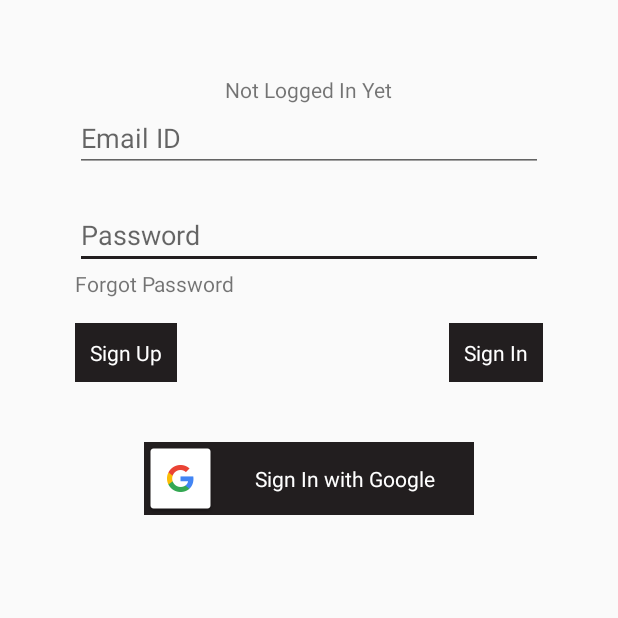
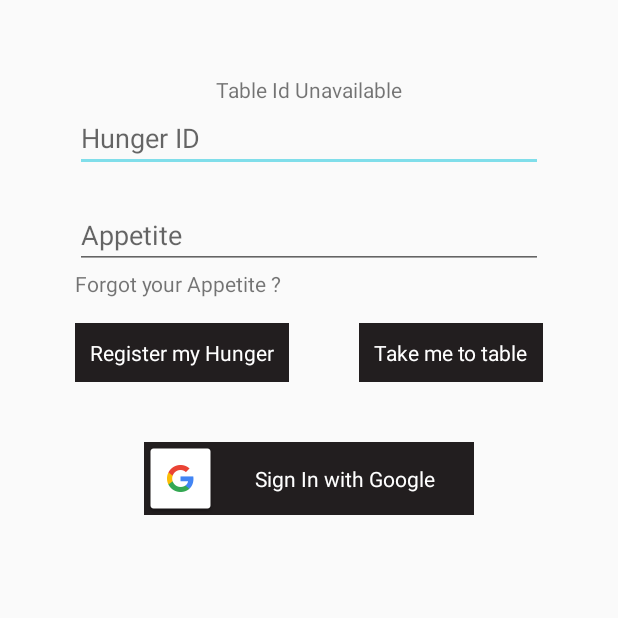
Before and after one commit to Girish-Mehta/Ale, an Android app: the screen it shows after launch (EmailPasswordActivity), on a phone screen of 412 x 824 dp, the top half of it. Run offline under Robolectric (Android 15) with nearby library versions, the phone set to English and light mode, and no system bars; our stand-ins replace Firebase (no records; nobody signed in at launch, a user with empty details on screens opened directly).

Commit message:
Added CardView & changed designs.

```diff
--- a/build.gradle
+++ b/build.gradle
@@ -5,7 +5,7 @@ android {
     buildToolsVersion "25.0.0"
     defaultConfig {
         applicationId "com.cameo.root.ale"
-        minSdkVersion 17
+        minSdkVersion 16
         targetSdkVersion 25
         versionCode 1
         versionName "1.0"
@@ -30,6 +30,7 @@ dependencies {
     })
     compile 'com.google.firebase:firebase-auth:9.8.0'
     compile 'com.google.firebase:firebase-auth:9.8.0'
+    compile 'com.android.support:cardview-v7:25.0.0'
     compile 'com.android.support:appcompat-v7:25.0.0'
     compile 'com.android.support:support-v4:25.0.0'
     compile 'com.android.support:design:25.0.0'
--- a/src/main/AndroidManifest.xml
+++ b/src/main/AndroidManifest.xml
@@ -81,7 +81,7 @@
         <activity
             android:name=".userPannel"
             android:label="Ale User"
-            android:theme="@style/ActionBar"></activity>
+            android:theme="@style/AppTheme.NoActionBar"></activity>
     </application>
 
 </manifest>
--- a/src/main/java/com/cameo/root/ale/EmailPasswordActivity.java
+++ b/src/main/java/com/cameo/root/ale/EmailPasswordActivity.java
@@ -42,6 +42,7 @@ public class EmailPasswordActivity extends AppCompatActivity implements GoogleAp
 
     private static final String TAG = "EmailPassword";
     private int flag;
+    boolean check;
 
     //Declare the FirebaseAuth and AuthStateListener objects.
     private FirebaseAuth mAuth;
@@ -79,6 +80,8 @@ public class EmailPasswordActivity extends AppCompatActivity implements GoogleAp
         super.onCreate(savedInstanceState);
         setContentView(R.layout.activity_emailpassword);
         flag = 0;
+
+        check = true;
 
         //Views
         mStatusTextView = (TextView) findViewById(R.id.status);
@@ -396,6 +399,16 @@ public class EmailPasswordActivity extends AppCompatActivity implements GoogleAp
 
     public void onBackPressed()
     {
+        if(check == true)
+        {
+            Toast.makeText(EmailPasswordActivity.this,"Press back again to Exit", Toast.LENGTH_SHORT).show();
+            check = false;
+        }
+        else
+        {
+            check = true;
+            EmailPasswordActivity.this.moveTaskToBack(true);
+        }
     }
 
     private void nextActivity()
--- a/src/main/res/layout/activity_emailpassword.xml
+++ b/src/main/res/layout/activity_emailpassword.xml
@@ -18,13 +18,22 @@
     <EditText
         android:layout_width="wrap_content"
         android:layout_height="wrap_content"
+        android:inputType="textEmailAddress"
+        android:ems="15"
+        android:hint="Hunger ID"
+        android:id="@+id/email"
+        android:layout_below="@+id/status"
+        android:layout_centerHorizontal="true" />
+
+    <EditText
+        android:layout_width="wrap_content"
+        android:layout_height="wrap_content"
         android:inputType="textPassword"
         android:ems="15"
-        android:hint="Password"
-        android:layout_below="@+id/email"
-        android:layout_alignStart="@+id/email"
+        android:hint="Appetite"
         android:layout_marginTop="19dp"
-        android:id="@+id/pass" />
+        android:id="@+id/pass"
+        android:layout_below="@+id/email"/>
 
     <TextView
         android:text="@string/sign_in"
@@ -38,7 +47,8 @@
         android:layout_alignTop="@+id/sign_up"
         android:onClick="signIn"
         android:clickable="true"
-        android:layout_alignEnd="@+id/pass" />
+        android:layout_alignEnd="@+id/pass"
+        android:layout_alignRight="@+id/pass" />
 
     <TextView
         android:text="@string/sign_up"
@@ -52,17 +62,10 @@
         android:layout_marginTop="36dp"
         android:id="@+id/sign_up"
         android:layout_below="@+id/pass"
-        android:layout_alignStart="@+id/pass" />
+        android:layout_alignStart="@+id/pass"
+        android:layout_alignLeft="@+id/pass"/>
 
-    <EditText
-        android:layout_width="wrap_content"
-        android:layout_height="wrap_content"
-        android:inputType="textEmailAddress"
-        android:ems="15"
-        android:hint="Email ID"
-        android:id="@+id/email"
-        android:layout_below="@+id/status"
-        android:layout_centerHorizontal="true" />
+
 
     <LinearLayout
         android:layout_width="220dp"
@@ -81,7 +84,8 @@
                 android:id="@+id/google_signin"
                 android:layout_marginRight="0dp"
                 android:layout_below="@+id/sign_up"
-                android:layout_alignStart="@+id/sign_up" />
+                android:layout_alignStart="@+id/sign_up"
+                android:layout_alignLeft="@+id/sign_up" />
 
         <TextView
                 android:text="Sign In with Google"
@@ -93,21 +97,23 @@
                 android:textAlignment="center"
                 android:textColor="@color/white"
                 android:layout_alignBottom="@+id/google_signin"
-                android:layout_toEndOf="@+id/google_signin" />
+                android:layout_toEndOf="@+id/google_signin"
+                android:layout_toRightOf="@+id/google_signin" />
     </LinearLayout>
 
 
 
     <TextView
-        android:text="Forgot Password"
+        android:text="Forgot your Appetite ?"
         android:layout_width="match_parent"
         android:layout_height="wrap_content"
         android:layout_below="@+id/pass"
         android:id="@+id/forgot_pass"
-        android:layout_alignParentEnd="true" />
+        android:layout_alignParentEnd="true"
+        android:layout_alignParentRight="true" />
 
     <TextView
-        android:text="Not Logged In Yet"
+        android:text="Table Id Unavailable"
         android:layout_width="wrap_content"
         android:layout_height="wrap_content"
         android:id="@+id/status"
--- a/src/main/res/values/colors.xml
+++ b/src/main/res/values/colors.xml
@@ -1,8 +1,8 @@
 <?xml version="1.0" encoding="utf-8"?>
 <resources>
-    <color name="colorPrimary">#3F51B5</color>
+    <color name="colorPrimary">#80deea</color>
     <color name="colorPrimaryDark">#303F9F</color>
-    <color name="colorAccent">#FF4081</color>
+    <color name="colorAccent">#80deea</color>
     <color name="white">#FFFFFF</color>
     <color name="colorDark">#221e1f</color>
     <color name="pic_bg">#F4F4F4</color>
--- a/src/main/res/values/strings.xml
+++ b/src/main/res/values/strings.xml
@@ -16,9 +16,9 @@
     <string name="error_field_required">This field is required</string>
     <string name="loading">Loading…</string>
     <string name="sent">Password reset email Sent</string>
-    <string name="sign_in">Sign In</string>
+    <string name="sign_in">Take me to table</string>
     <string name="signed_out">Signed Out</string>
-    <string name="sign_up">Sign Up</string>
+    <string name="sign_up">Register my Hunger</string>
     <string name="permission_rationale">"Contacts permissions are needed for providing email
         completions."
     </string>
--- a/src/main/res/values/styles.xml
+++ b/src/main/res/values/styles.xml
@@ -4,8 +4,8 @@
     <style name="AppTheme" parent="Theme.AppCompat.Light.NoActionBar">
         <!-- Customize your theme here. -->
         <item name="colorPrimary">@color/colorDark</item>
-        <item name="colorPrimaryDark">@color/colorDark</item>
-        <item name="colorAccent">@color/colorDark</item>
+        <item name="colorPrimaryDark">@color/colorPrimary</item>
+        <item name="colorAccent">@color/colorAccent</item>
     </style>
 
     <style name="FullscreenTheme" parent="AppTheme">
@@ -23,12 +23,12 @@
     <style name="AppTheme.NoActionBar">
         <item name="windowActionBar">false</item>
         <item name="windowNoTitle">true</item>
+        <item name="android:colorBackground">@color/colorAccent</item>
     </style>
 
     <style name="ActionBar">
         <item name="windowActionBar">true</item>
         <item name="windowNoTitle">false</item>
-        <item name="android:colorBackground">@color/white</item>
     </style>
 
     <style name="AppTheme.AppBarOverlay" parent="ThemeOverlay.AppCompat.Dark.ActionBar" />
```
Also changed, not shown: src/main/java/com/cameo/root/ale/userPannel.java (+34 -5 lines), src/main/res/layout/activity_user_pannel.xml (+25 -7 lines).
